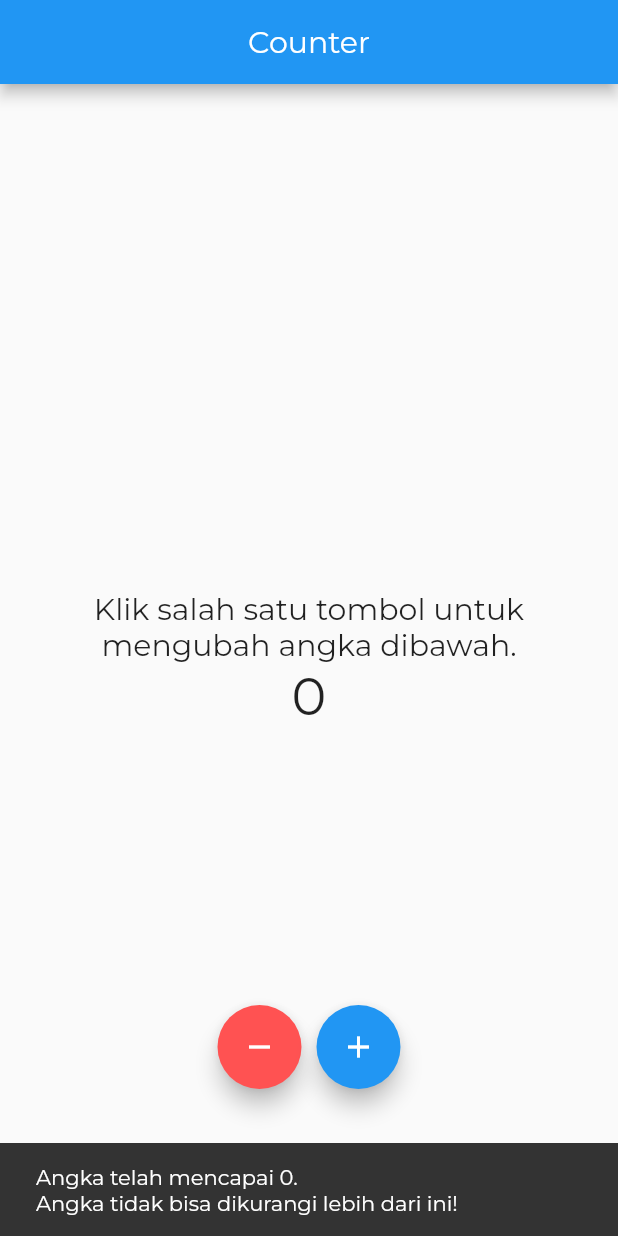
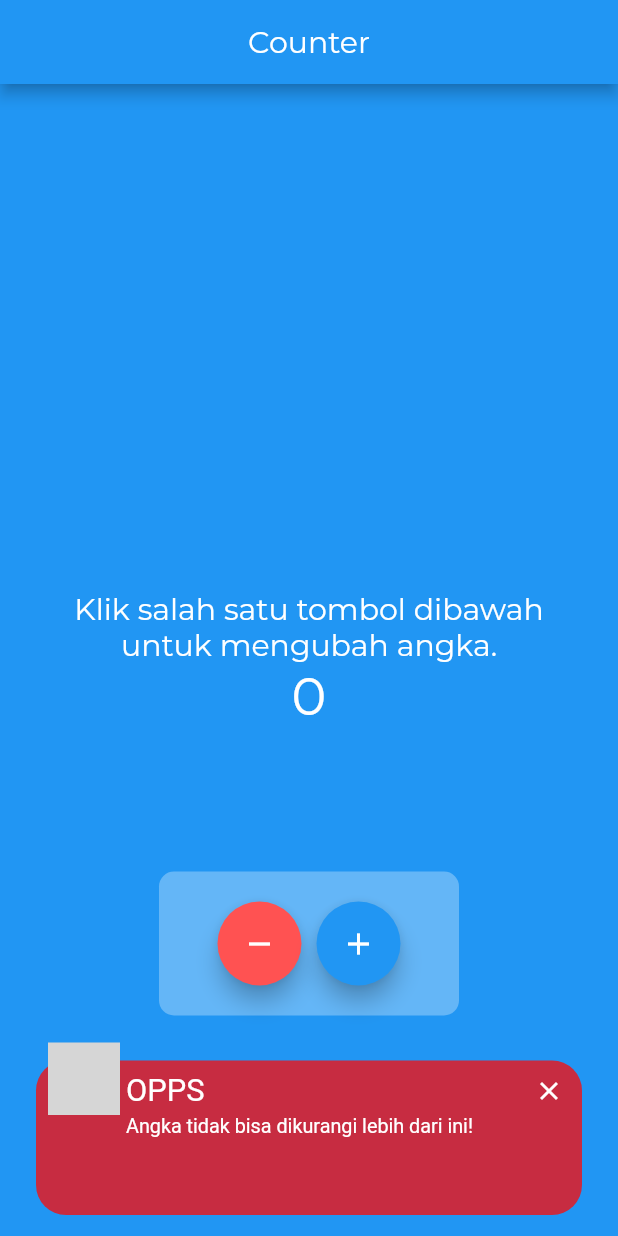
Before and after one commit to MuhammadFarhan200/belajar-flutter-new, a Flutter app: the screen it shows after launch, after a tap on the "remove" icon, on a phone screen of 412 x 824 dp. Run offline on Flutter 3.47's test engine with Material 2 defaults, Android fonts, the phone set to English and light mode, and no system bars; drawn by our look-alikes of awesome_snackbar_content; our stand-ins replace fluttertoast, google_fonts; project files that could hold a hidden picture were left out; grey boxes are pictures that could not be loaded.

Commit message:
Latihan Counter

```diff
--- a/lib/counter.dart
+++ b/lib/counter.dart
@@ -69,7 +69,7 @@ class _CounterLatihanState extends State<CounterLatihan> {
               margin: EdgeInsets.all(5),
               child: FloatingActionButton(
                 onPressed: () {
-                  if (_counter == 0) {
+                  if (_counter < 1) {
                     return showSnackbar('Angka sudah tidak bisa dikurangi');
                   } else {
                     return _decrementCounter();
--- a/lib/latihanCounter.dart
+++ b/lib/latihanCounter.dart
@@ -1,7 +1,5 @@
-import 'dart:html';
-
 import 'package:flutter/material.dart';
-import 'package:fluttertoast/fluttertoast.dart';
+import 'package:awesome_snackbar_content/awesome_snackbar_content.dart';
 
 class LatihanCounter extends StatefulWidget {
   const LatihanCounter({Key? key}) : super(key: key);
@@ -36,29 +34,39 @@ class _LatihanCounterState extends State<LatihanCounter> {
       ),
       body: new SafeArea(
         child: Container(
+          color: Colors.blue,
           child: Center(
             child: Column(
               mainAxisAlignment: MainAxisAlignment.center,
               children: [
                 Container(
+                  decoration: BoxDecoration(
+                    borderRadius: BorderRadius.circular(10),
+                  ),
                   padding: EdgeInsets.symmetric(horizontal: 20),
                   child: Text(
-                    'Klik salah satu tombol untuk mengubah angka dibawah.',
-                    style: TextStyle(fontSize: 20),
+                    'Klik salah satu tombol dibawah untuk mengubah angka.',
+                    style: TextStyle(fontSize: 20, color: Colors.white),
                     textAlign: TextAlign.center,
                   ),
                 ),
                 Text(
                   '$_counter',
-                  style: TextStyle(fontSize: 35),
+                  style: TextStyle(fontSize: 35, color: Colors.white),
                 ),
               ],
             ),
           ),
         ),
       ),
-      floatingActionButtonLocation: FloatingActionButtonLocation.centerDocked,
-      floatingActionButton: Row(
+      floatingActionButtonLocation: FloatingActionButtonLocation.centerFloat,
+      floatingActionButton: Container(
+        width: 200,
+        padding: EdgeInsets.only(top: 20, right: 20, left: 20),
+        decoration: BoxDecoration(
+            borderRadius: BorderRadius.circular(10),
+            color: Colors.white30),
+        child: Row(
           mainAxisAlignment: MainAxisAlignment.center,
           children: [
             Container(
@@ -67,7 +75,7 @@ class _LatihanCounterState extends State<LatihanCounter> {
                 backgroundColor: Colors.redAccent,
                 onPressed: () {
                   if (_counter < 1) {
-                  showSnackBar('Angka telah mencapai 0. \nAngka tidak bisa dikurangi lebih dari ini!');
+                    showSnackBar();
                   } else {
                     _decrementCounter();
                   }
@@ -86,11 +94,20 @@ class _LatihanCounterState extends State<LatihanCounter> {
             ),
           ],
         ),
+      ),
     );
   }
 
-  showSnackBar(text) {
-    final snackbar = SnackBar(content: Text(text, style: TextStyle(fontFamily: 'Montserrat'),));
-    ScaffoldMessenger.of(context).showSnackBar(snackbar);
+  showSnackBar() {
+    var snackBar = SnackBar(
+      elevation: 0,
+      backgroundColor: Colors.transparent,
+      content: AwesomeSnackbarContent(
+        title: 'OPPS',
+        message: 'Angka tidak bisa dikurangi lebih dari ini!',
+        contentType: ContentType.failure,
+      ),
+    );
+    ScaffoldMessenger.of(context).showSnackBar(snackBar);
   }
 }
--- a/pubspec.yaml
+++ b/pubspec.yaml
@@ -31,14 +31,12 @@ dependencies:
     sdk: flutter
 
   # intl: ^0.17.0
-
-
   # The following adds the Cupertino Icons font to your application.
   # Use with the CupertinoIcons class for iOS style icons.
   cupertino_icons: ^1.0.2
   google_fonts: ^3.0.1
   fluttertoast: ^8.1.1
-
+  awesome_snackbar_content: ^0.0.8
 
 dev_dependencies:
   flutter_test:
```
Also changed, not shown: pubspec.lock. Lines whose indentation alone changed are shown as unchanged.
